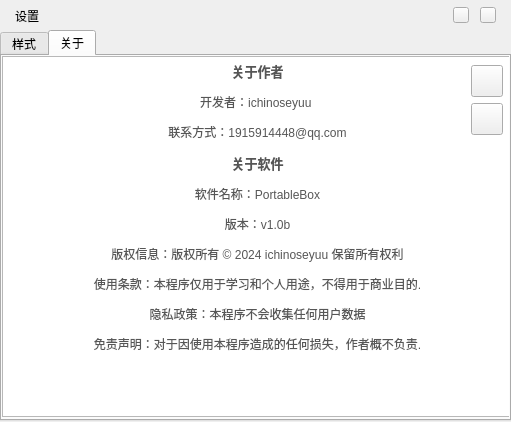
First picture: the form in Settings.ui, repository ichinoseyuu/PortableBox, before the edit.
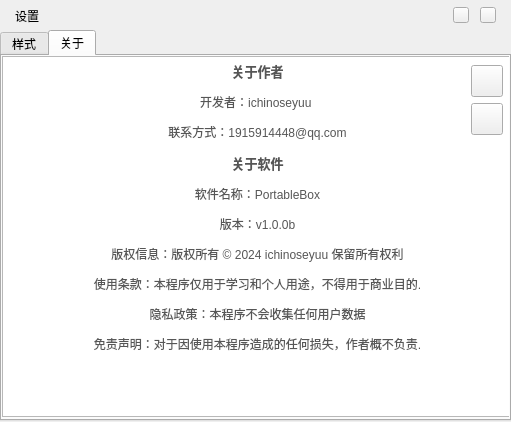
Second picture: the form after the edit. Icons and pictures are not drawn.

Commit message: "release-v1.0.0b"

```diff
--- a/Settings.ui
+++ b/Settings.ui
@@ -263,7 +263,7 @@
 &lt;p align=&quot;center&quot; style=&quot; margin-top:12px; margin-bottom:12px; margin-left:0px; margin-right:0px; -qt-block-indent:0; text-indent:0px;&quot;&gt;&lt;span style=&quot; font-family:'微软雅黑'; color:#565656;&quot;&gt;联系方式：1915914448@qq.com&lt;/span&gt;&lt;/p&gt;
 &lt;p align=&quot;center&quot; style=&quot; margin-top:12px; margin-bottom:12px; margin-left:0px; margin-right:0px; -qt-block-indent:0; text-indent:0px;&quot;&gt;&lt;span style=&quot; font-family:'微软雅黑'; font-size:10pt; font-weight:700; color:#565656;&quot;&gt;关于软件&lt;/span&gt;&lt;/p&gt;
 &lt;p align=&quot;center&quot; style=&quot; margin-top:12px; margin-bottom:12px; margin-left:0px; margin-right:0px; -qt-block-indent:0; text-indent:0px;&quot;&gt;&lt;span style=&quot; font-family:'微软雅黑'; color:#565656;&quot;&gt;软件名称：PortableBox&lt;/span&gt;&lt;/p&gt;
-&lt;p align=&quot;center&quot; style=&quot; margin-top:12px; margin-bottom:12px; margin-left:0px; margin-right:0px; -qt-block-indent:0; text-indent:0px;&quot;&gt;&lt;span style=&quot; font-family:'微软雅黑'; color:#565656;&quot;&gt;版本：v1.0b&lt;/span&gt;&lt;/p&gt;
+&lt;p align=&quot;center&quot; style=&quot; margin-top:12px; margin-bottom:12px; margin-left:0px; margin-right:0px; -qt-block-indent:0; text-indent:0px;&quot;&gt;&lt;span style=&quot; font-family:'微软雅黑'; color:#565656;&quot;&gt;版本：v1.0.0b&lt;/span&gt;&lt;/p&gt;
 &lt;p align=&quot;center&quot; style=&quot; margin-top:12px; margin-bottom:12px; margin-left:0px; margin-right:0px; -qt-block-indent:0; text-indent:0px;&quot;&gt;&lt;span style=&quot; font-family:'微软雅黑'; color:#565656;&quot;&gt;版权信息：版权所有 © 2024 ichinoseyuu 保留所有权利&lt;/span&gt;&lt;/p&gt;
 &lt;p align=&quot;center&quot; style=&quot; margin-top:12px; margin-bottom:12px; margin-left:0px; margin-right:0px; -qt-block-indent:0; text-indent:0px;&quot;&gt;&lt;span style=&quot; font-family:'微软雅黑'; color:#565656;&quot;&gt;使用条款：本程序仅用于学习和个人用途，不得用于商业目的.&lt;/span&gt;&lt;/p&gt;
 &lt;p align=&quot;center&quot; style=&quot; margin-top:12px; margin-bottom:12px; margin-left:0px; margin-right:0px; -qt-block-indent:0; text-indent:0px;&quot;&gt;&lt;span style=&quot; font-family:'微软雅黑'; color:#565656;&quot;&gt;隐私政策：本程序不会收集任何用户数据&lt;/span&gt;&lt;/p&gt;
```
The commit also changes 1 other file.
